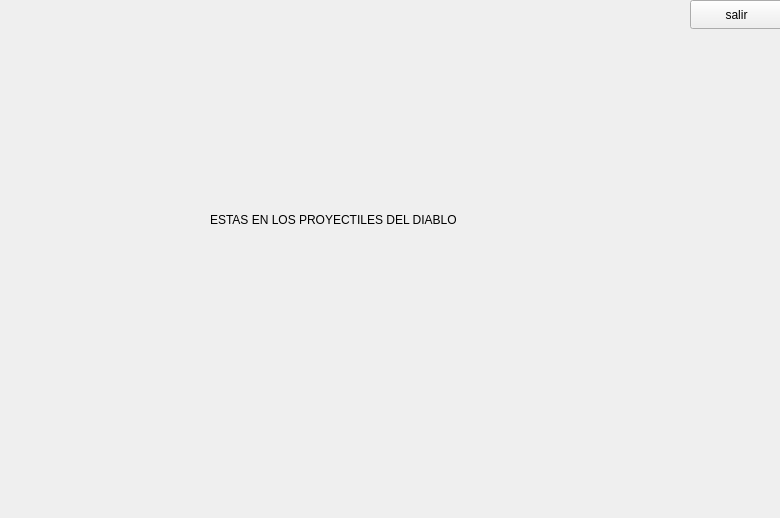
This is proyectiles.ui in danieljaramillo6/prac_5 as Qt 5 draws it before an edit. The edited form follows.
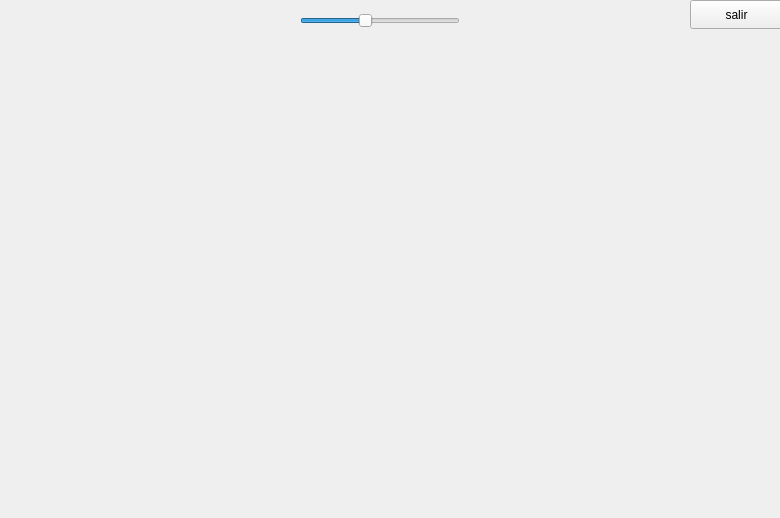
This is the edited form.

Patch:
```diff
--- a/proyectiles.ui
+++ b/proyectiles.ui
@@ -13,19 +13,6 @@
   <property name="windowTitle">
    <string>Form</string>
   </property>
-  <widget class="QLabel" name="label">
-   <property name="geometry">
-    <rect>
-     <x>210</x>
-     <y>210</y>
-     <width>291</width>
-     <height>20</height>
-    </rect>
-   </property>
-   <property name="text">
-    <string>ESTAS EN LOS PROYECTILES DEL DIABLO</string>
-   </property>
-  </widget>
   <widget class="QPushButton" name="botonsalir">
    <property name="geometry">
     <rect>
@@ -39,6 +26,28 @@
     <string>salir</string>
    </property>
   </widget>
+  <widget class="QSlider" name="horizontalSlider">
+   <property name="geometry">
+    <rect>
+     <x>300</x>
+     <y>10</y>
+     <width>160</width>
+     <height>22</height>
+    </rect>
+   </property>
+   <property name="minimum">
+    <number>5</number>
+   </property>
+   <property name="maximum">
+    <number>30</number>
+   </property>
+   <property name="value">
+    <number>15</number>
+   </property>
+   <property name="orientation">
+    <enum>Qt::Orientation::Horizontal</enum>
+   </property>
+  </widget>
  </widget>
  <resources/>
  <connections/>
```
